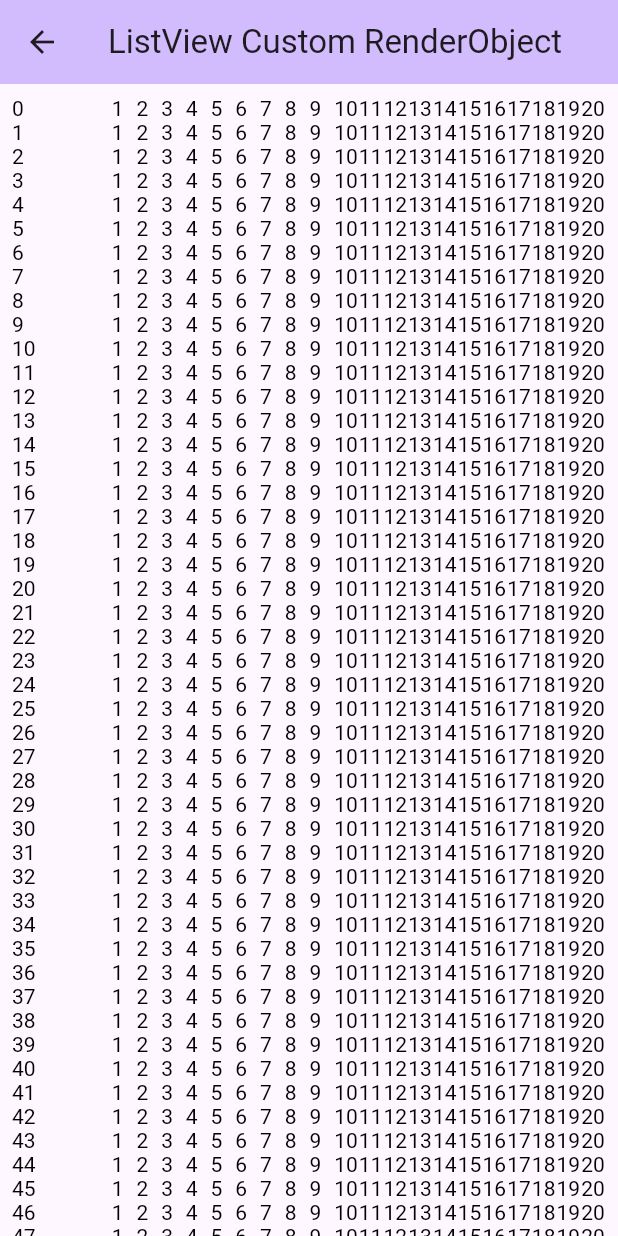
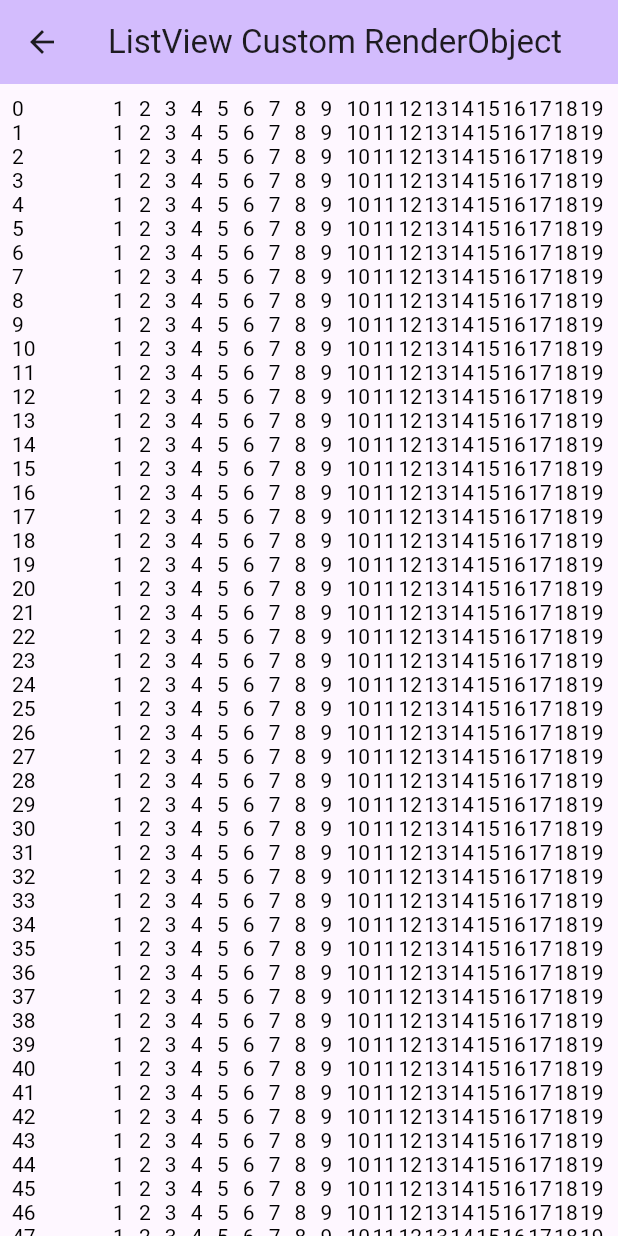
Before and after one commit to werner-scholtz/list_view_performance, a Flutter app: the screen it shows after launch, after a tap on "Custom RenderObject ListView", on a phone screen of 412 x 824 dp. Run offline on Flutter 3.47's test engine with Material 2 defaults, Android fonts, the light colour scheme and no system bars.

Commit message:
Comments and Data changes

```diff
--- a/lib/main.dart
+++ b/lib/main.dart
@@ -4,6 +4,7 @@ import 'package:list_view_performance/models/data.dart';
 import 'package:list_view_performance/list_view_default_page.dart';
 
 void main() {
+  // Generate a list of 1 million Data items.
   final items = List.generate(
     1000000,
     (index) => Data(
--- a/lib/models/data.dart
+++ b/lib/models/data.dart
@@ -1,14 +1,20 @@
-import 'package:flutter/material.dart';
-
-@immutable
 class Data {
-  const Data({
+  Data({
     required this.id,
-    required this.numberOfFields,
-  });
+    required int numberOfFields,
+  }) {
+    // Generate the columns.
+    columns = List.generate(
+      numberOfFields,
+      (index) {
+        if (index == 0) {
+          return '$id';
+        }
+        return '$index';
+      },
+    );
+  }
 
   final int id;
-  final int numberOfFields;
-
-  String field(int index) => '${index + 1}';
+  late List<String> columns;
 }
--- a/lib/tiles/custom_data_tile.dart
+++ b/lib/tiles/custom_data_tile.dart
@@ -21,6 +21,8 @@ class CustomDataTile extends LeafRenderObjectWidget {
     BuildContext context,
     CustomDataRenderObject renderObject,
   ) {
+    // Update the render object's data if it has changed.
+    if (renderObject.data == data) return;
     renderObject.data = data;
   }
 }
@@ -30,8 +32,9 @@ class CustomDataRenderObject extends RenderBox {
     required Data data,
   }) {
     _data = data;
-    numberOfItems = data.numberOfFields;
+    numberOfItems = data.columns.length;
 
+    // Text painter helper function.
     TextPainter textPainter(String value) {
       return TextPainter(
         text: TextSpan(
@@ -43,10 +46,9 @@ class CustomDataRenderObject extends RenderBox {
     }
 
     // Generate the text painters for each field.
-    _textPainters = [
-      textPainter('${data.id}'),
-      for (var i = 0; i < numberOfItems; i++) textPainter(data.field(i))
-    ];
+    _textPainters = data.columns.map((e) {
+      return textPainter(e);
+    }).toList();
   }
 
   late Data _data;
@@ -56,15 +58,18 @@ class CustomDataRenderObject extends RenderBox {
 
   Data get data => _data;
   set data(Data value) {
+    // Guard against unnecessary updates.
     if (_data == value) {
       return;
     }
+
+    // Update the data.
     _data = value;
 
-    // Update the number of items.
+    // Update the text painter text spans.
     for (var i = 0; i < numberOfItems + 1; i++) {
       _textPainters[i].text = TextSpan(
-        text: i == 0 ? '${data.id}' : data.field(i - 1),
+        text: data.columns[i],
         style: const TextStyle(color: Colors.black),
       );
     }
@@ -79,37 +84,52 @@ class CustomDataRenderObject extends RenderBox {
 
   @override
   void performLayout() {
-    final textMaxWidth = (constraints.maxWidth - idWidth) / (numberOfItems + 1);
+    // Calculate the max width of the text painters.
+    final textPainterMaxWidth =
+        (constraints.maxWidth - idWidth) / (numberOfItems);
 
+    // Layout the text painters.
     for (var i = 0; i < _textPainters.length; i++) {
       if (i == 0) {
-        // Layout the id text painter.
+        // Layout the id text painter, with a fixed width.
         _textPainters[i].layout(maxWidth: idWidth);
       } else {
         // Layout the field text painters.
-        _textPainters[i].layout(maxWidth: textMaxWidth);
+        _textPainters[i].layout(maxWidth: textPainterMaxWidth);
       }
     }
 
+    // Use the full width of the constraints.
+    final width = constraints.maxWidth;
+
+    // Use the height of the first text painter.
+    final height = _textPainters.first.height;
+
+    // Set the size of this render object.
     size = constraints.constrain(
       Size(
-        constraints.maxWidth,
-        _textPainters.first.height,
+        width,
+        height,
       ),
     );
   }
 
   @override
   void paint(PaintingContext context, Offset offset) {
-    final textMaxWidth = (constraints.maxWidth - idWidth) / (numberOfItems + 1);
+    // Calculate the max width of the text painters.
+    final textMaxWidth = (constraints.maxWidth - idWidth) / (numberOfItems);
+
+    // Loop through the text painters and paint them.
     for (var i = 0; i < _textPainters.length; i++) {
       final textPainter = _textPainters[i];
       if (i == 0) {
         // Paint the id text painter.
         textPainter.paint(context.canvas, offset);
       } else {
+        // Calculate the offset for the field text painters.
+        final textOffset = Offset(idWidth + (textMaxWidth * i), 0);
+
         // Paint the field text painters.
-        final textOffset = Offset(idWidth + (textMaxWidth * i), 0);
         textPainter.paint(context.canvas, offset + textOffset);
       }
     }
--- a/lib/tiles/data_tile.dart
+++ b/lib/tiles/data_tile.dart
@@ -1,6 +1,7 @@
 import 'package:flutter/material.dart';
 import 'package:list_view_performance/models/data.dart';
 
+/// The [DataTile] widget displays the data from a [Data] object in a row.
 class DataTile extends StatelessWidget {
   const DataTile({
     super.key,
@@ -11,12 +12,16 @@ class DataTile extends StatelessWidget {
 
   @override
   Widget build(BuildContext context) {
+    // Generate the text widgets for each field.
+    final columns = data.columns.map(
+      (e) {
+        return Text(e);
+      },
+    ).toList();
+
     return Row(
       mainAxisAlignment: MainAxisAlignment.spaceBetween,
-      children: [
-        Text('${data.id}'),
-        for (var i = 0; i < data.numberOfFields; i++) Text(data.field(i))
-      ],
+      children: columns,
     );
   }
 }
```
Also changed, not shown: pubspec.lock.
